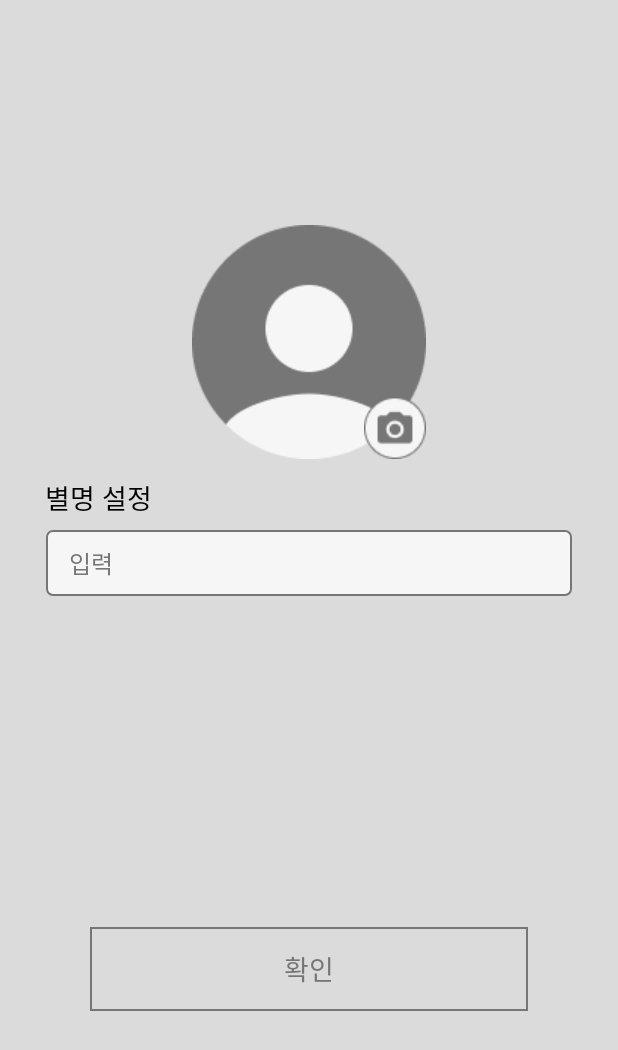
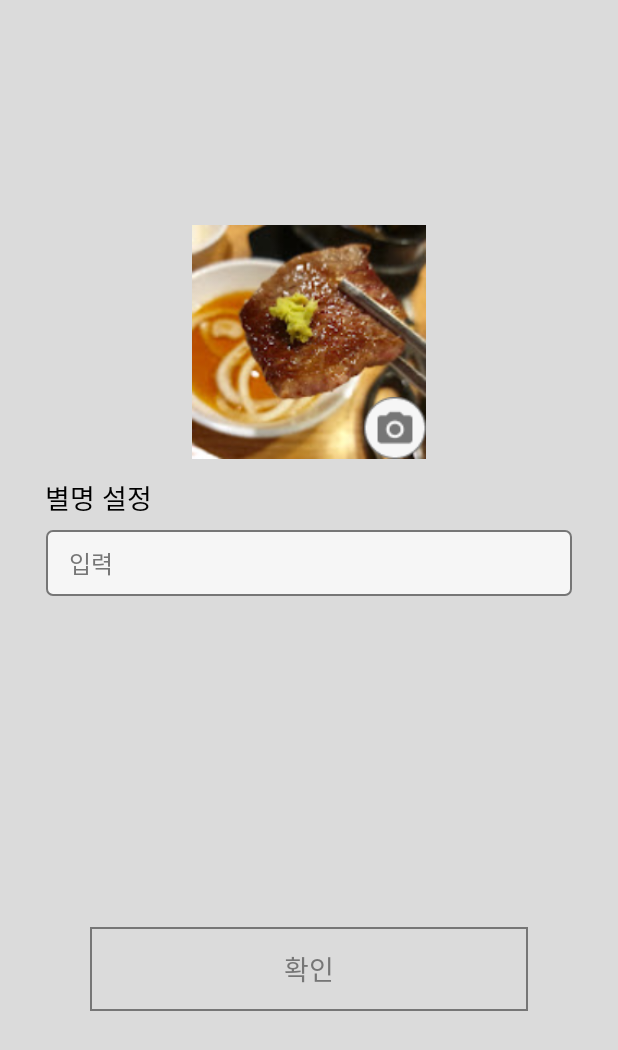
Before and after one commit to PackItProject/PACK_IT_Android, an Android app: the layout activity_profile.xml on its own in the app's theme, with its tools: preview values and no code run, on a phone screen of 412 x 824 dp. Shown: the top 1050 px of the screen. Run offline under Robolectric (Android 15) with nearby library versions, the phone set to English and light mode, and no system bars.

Commit message:
[Feat] 갤러리 접근 성공

```diff
--- a/app/src/main/AndroidManifest.xml
+++ b/app/src/main/AndroidManifest.xml
@@ -5,7 +5,9 @@
     <uses-permission android:name="android.permission.ACCESS_FINE_LOCATION" />
     <uses-permission android:name="android.permission.ACCESS_COARSE_LOCATION" />
     <uses-permission android:name="android.permission.INTERNET" />
-    <!-- 갤러리 접근 권한 -->
+    <!-- 갤러리 접근 권한 (타겟 sdk 33 미만)-->
+    <uses-permission android:name="android.permission.READ_EXTERNAL_STORAGE"/>
+    <!-- 갤러리 접근 권한 (타겟 sdk 33 이상)-->
     <uses-permission android:name="android.permission.READ_MEDIA_IMAGES" />
 
     <application
@@ -43,7 +45,7 @@
             android:exported="true" >
         </activity>
         <activity
-            android:name=".OrderFragment"
+            android:name=".ProfileActivity"
             android:exported="true" >
             <intent-filter>
                 <action android:name="android.intent.action.MAIN" />
--- /dev/null
+++ b/app/src/main/res/drawable/img_circle_view.xml
@@ -0,0 +1,7 @@
+<!-- 원형 모양 -->
+<shape xmlns:android="http://schemas.android.com/apk/res/android"
+    android:shape="oval">
+    <solid android:color="@color/red" />
+    <!-- 테두리 -->
+    <stroke android:color="@color/black"/>
+</shape>
--- a/app/src/main/res/layout/activity_profile.xml
+++ b/app/src/main/res/layout/activity_profile.xml
@@ -9,9 +9,10 @@
     <!-- 프로필 사진 및 사진 버튼 -->
     <ImageView
         android:id="@+id/profile_user_iv"
-        android:layout_width="wrap_content"
-        android:layout_height="wrap_content"
-        android:src="@drawable/img_user"
+        android:layout_width="156dp"
+        android:layout_height="156dp"
+        android:src="@drawable/store_img_1"
+        android:background="@drawable/img_circle_view"
         android:layout_marginTop="150dp"
         app:layout_constraintStart_toStartOf="parent"
         app:layout_constraintEnd_toEndOf="parent"
```
Also changed, not shown: app/src/main/java/com/umc/android/packit/ProfileActivity.kt (+56 -2 lines), app/src/main/java/com/umc/android/packit/ProfilePermissionActivity.kt (added, +32 -0 lines).
